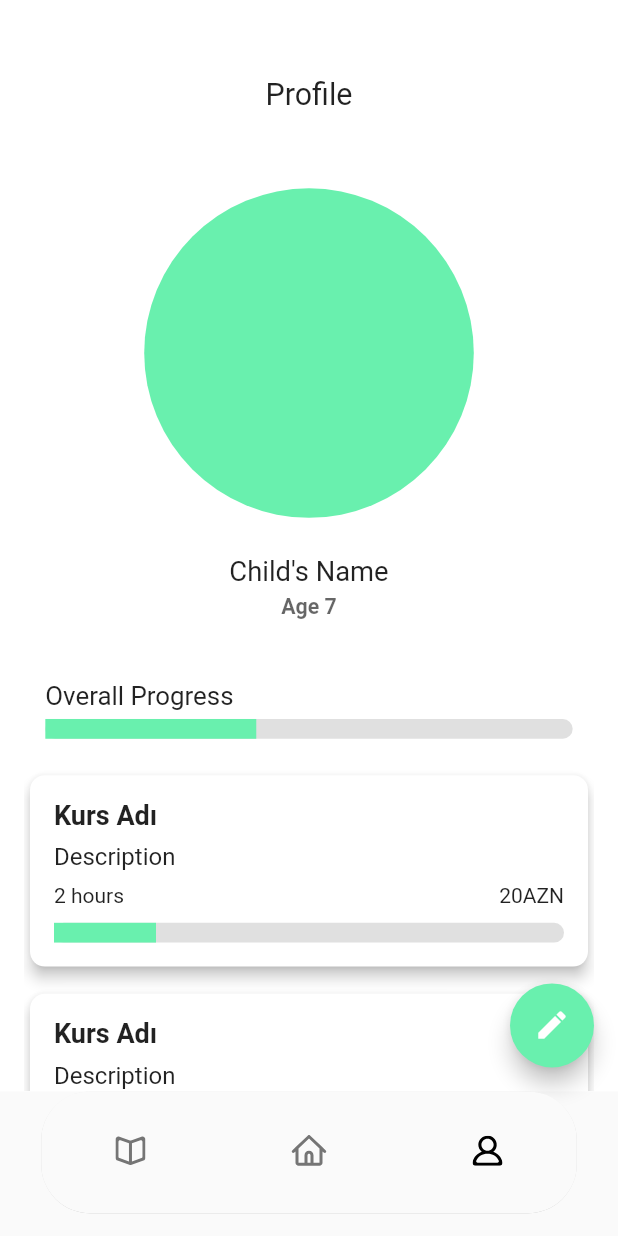
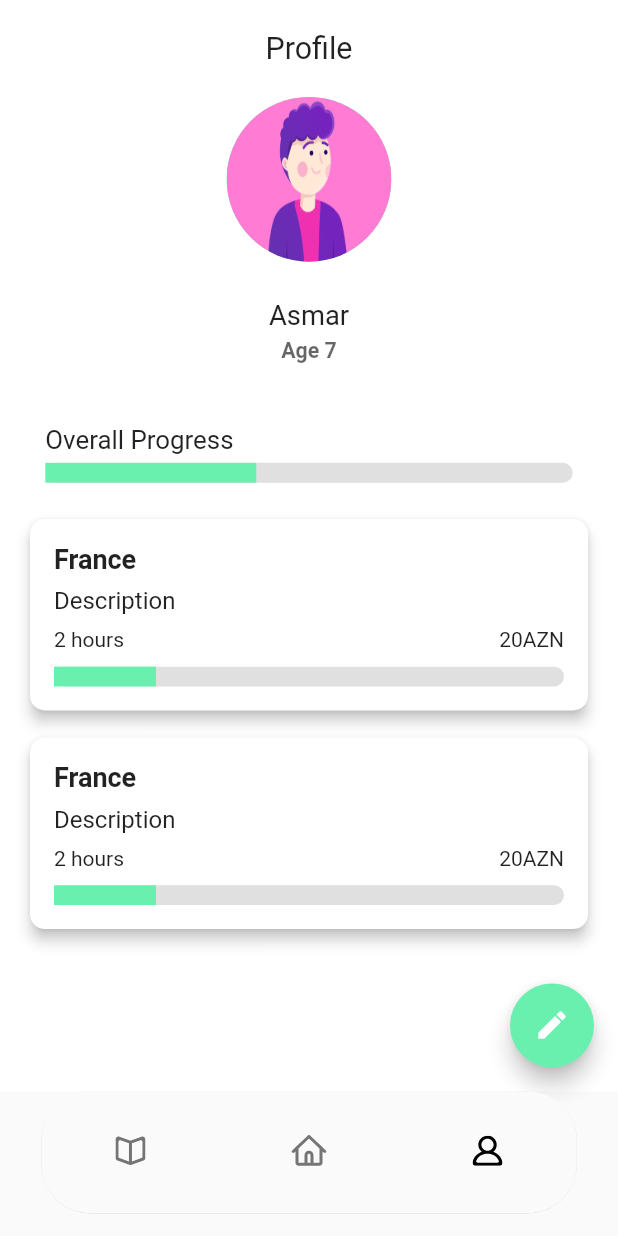
Before and after one commit to tync0/Learning, a Flutter app: the ProfileScreen screen opened by its route, on a phone screen of 412 x 824 dp. Run offline on Flutter 3.47's test engine with Material 2 defaults, Android fonts, the light colour scheme and no system bars; our stand-ins replace auto_route, flutter_screenutil, flutter_svg, just_audio, shared_preferences; missing offline and left inert: colours, d_chart; accounts and stored records are empty.

Commit message:
Add new code changes

```diff
--- a/lib/features/home/screen/home_screen.dart
+++ b/lib/features/home/screen/home_screen.dart
@@ -55,7 +55,7 @@ class _HomeScreenState extends State<HomeScreen> {
                             ),
                           ),
                           SizedBox(width: 10.w),
-                          Text('Hello', style: Utils.titleTextStyle),
+                          Text('Hello Asmar', style: Utils.titleTextStyle),
                         ],
                       ),
                       SvgPicture.asset(
--- a/lib/features/profile/screen/profile_screen.dart
+++ b/lib/features/profile/screen/profile_screen.dart
@@ -17,9 +17,7 @@ class _ProfileScreenState extends State<ProfileScreen> {
   Widget build(BuildContext context) {
     return Scaffold(
       floatingActionButton: FloatingActionButton(
-        onPressed: () {
-          // Düğmeye tıklandığında gerçekleştirilecek işlemler
-        },
+        onPressed: () {},
         backgroundColor: Colors.greenAccent,
         child: const Icon(Icons.edit),
       ),
@@ -35,30 +33,31 @@ class _ProfileScreenState extends State<ProfileScreen> {
                 mainAxisAlignment: MainAxisAlignment.center,
                 children: [
                   SizedBox(
-                    height: 50.h,
+                    height: 20.h,
                   ),
                   Text(
                     "Profile",
                     style: TextStyle(fontSize: 20.sp),
                   ),
                   SizedBox(
-                    height: 50.h,
+                    height: 20.h,
                   ),
                   Container(
                     alignment: Alignment.center,
-                    width: 200.w,
-                    height: 200.w,
+                    width: 100.w,
+                    height: 100.w,
                     decoration: const BoxDecoration(
-                        color: Colors.greenAccent,
-                        shape: BoxShape
-                            .circle // Yuvarlak şekli için BoxShape.circle kullanılıyor
-                        ),
+                      color: Colors.greenAccent,
+                      shape: BoxShape.circle,
+                      image: DecorationImage(
+                          image: AssetImage('assets/pp.png'), fit: BoxFit.fill),
+                    ),
                   ),
                   SizedBox(
                     height: 25.h,
                   ),
                   Text(
-                    "Child's Name",
+                    "Asmar",
                     style: TextStyle(fontSize: 18.sp),
                   ),
                   SizedBox(
--- a/lib/features/profile/widget/course_card.dart
+++ b/lib/features/profile/widget/course_card.dart
@@ -17,7 +17,7 @@ class CourseCard extends StatelessWidget {
           crossAxisAlignment: CrossAxisAlignment.start,
           children: [
             const Text(
-              "Kurs Adı",
+              "France",
               style: TextStyle(
                 fontSize: 18,
                 fontWeight: FontWeight.bold,
--- a/pubspec.yaml
+++ b/pubspec.yaml
@@ -45,7 +45,7 @@ dependencies:
   auto_route: ^7.4.0
   d_chart: ^2.2.11
   shared_preferences: ^2.1.2
-  assets_audio_player: ^3.0.6
+  just_audio: ^0.9.34
 
 dev_dependencies:
   flutter_test:
```
Also changed, not shown: lib/features/listening/listening_screen.dart (+68 -25 lines), pubspec.lock, 2 other files.
